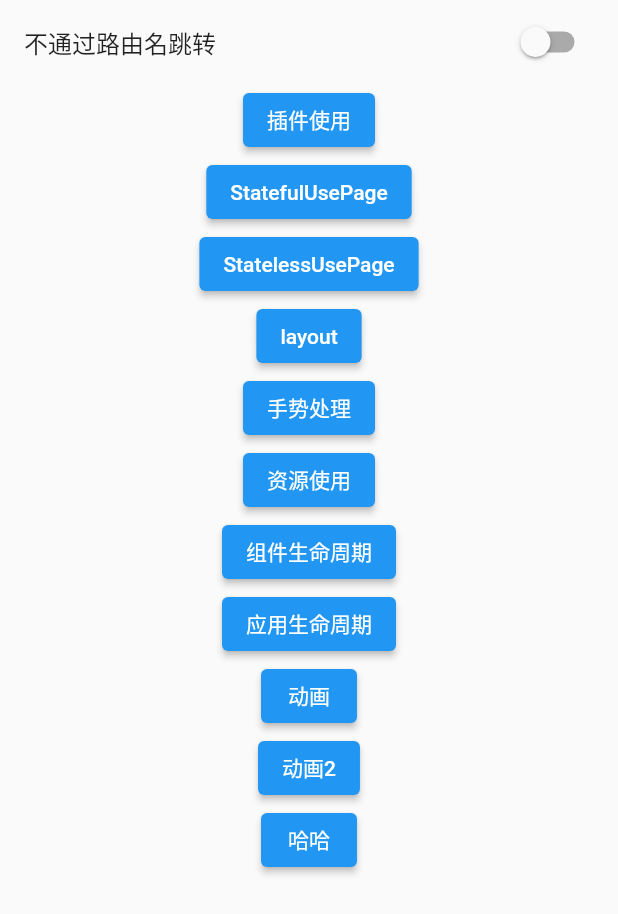
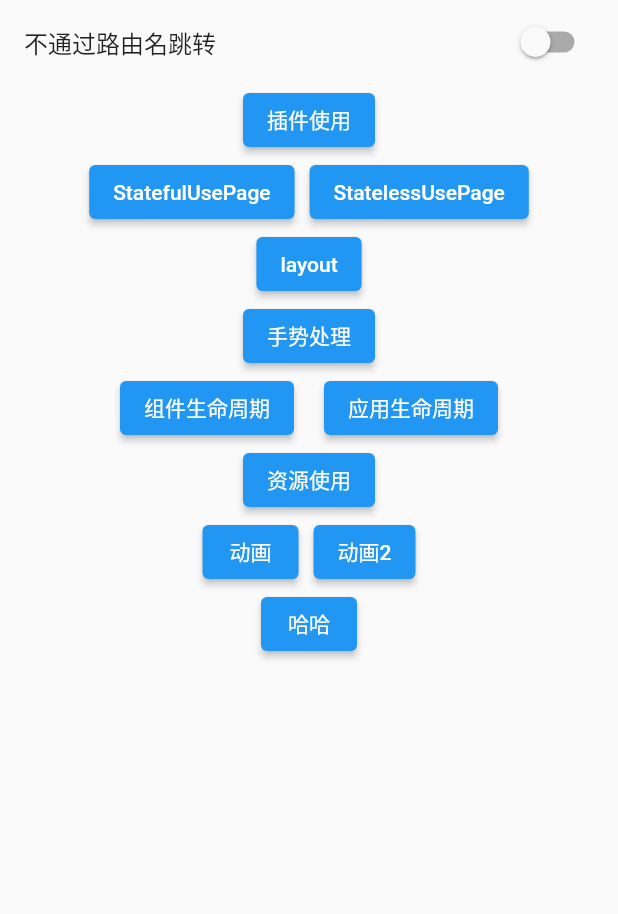
Before and after one commit to zhangbaoquan/coffer_flutter, a Flutter app: the RouterNavigator widget shown alone on an empty page, opened directly, on a phone screen of 412 x 824 dp. Shown: the top 914 px of the screen. Run offline on Flutter 3.47's test engine with Material 2 defaults, Android fonts, the phone set to English and light mode, and no system bars; our stand-ins replace cached_network_image, transparent_image; missing offline and left inert: dart:ffi, flutter_color_plugin; network calls fail.

Commit message:
code message : 调整首页UI

```diff
--- a/lib/sample/main_page.dart
+++ b/lib/sample/main_page.dart
@@ -105,15 +105,34 @@ class _RouterNavigatorState extends State<RouterNavigator> {
                 });
               }),
           _item('插件使用', PluginUse(), 'plugin'),
-          _item('StatefulUsePage', StatefulUsePage(), 'stateful'),
-          _item('StatelessUsePage', StatelessUse(), 'stateless'),
+          Wrap(
+            spacing: 10,
+            children: [
+              _item('StatefulUsePage', StatefulUsePage(), 'stateful'),
+              _item('StatelessUsePage', StatelessUse(), 'stateless'),
+            ],
+          ),
           _item('layout', FlutterLayoutPage(), 'layout'),
           _item('手势处理', GesturePage(), 'gesture'),
+          Row(
+            mainAxisAlignment: MainAxisAlignment.center,
+            children: [
+              Padding(padding: EdgeInsets.symmetric(horizontal: 10,),child:
+              _item('组件生命周期', WidgetLifecyclePage(), 'lifecycle'),),
+              Padding(padding: EdgeInsets.symmetric(horizontal: 10,),child:
+              _item('应用生命周期', AppLifecyclePage(), 'AppLifecycle'),),
+            ],
+          ),
           _item('资源使用', ResPage(), 'res'),
-          _item('组件生命周期', WidgetLifecyclePage(), 'lifecycle'),
-          _item('应用生命周期', AppLifecyclePage(), 'AppLifecycle'),
-          _item('动画', AnimatePage(), 'animate'),
-          _item('动画2', AnimateWidgetPage(), 'animate2'),
+          Wrap(
+            direction: Axis.horizontal,
+            alignment: WrapAlignment.center,
+            spacing: 10,
+            children: [
+              _item('动画', AnimatePage(), 'animate'),
+              _item('动画2', AnimateWidgetPage(), 'animate2'),
+            ],
+          ),
           _item('哈哈', LalaPage(), 'lala'),
           // _item('开启三方应用', LaunchPage(),'launch'),
         ],
```
